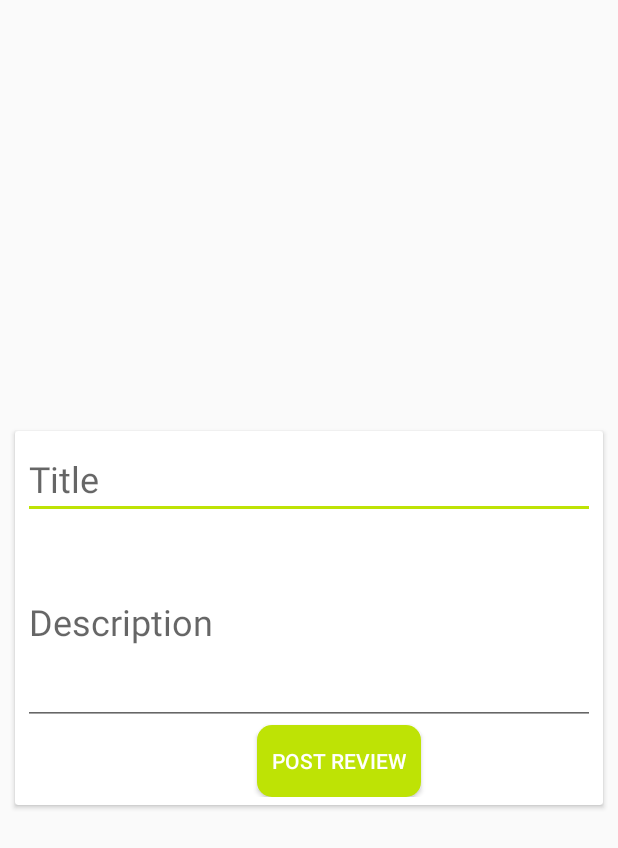
After one commit to BarkaBoss/FoodVisor, an Android app: the layout ratings.xml on its own in the app's theme, with its tools: preview values and no code run, on a phone screen of 412 x 824 dp. The commit adds this screen. Shown: the top 848 px of the screen. Run offline under Robolectric (Android 15) with nearby library versions, the phone set to English and light mode, and no system bars.

Commit message:
Added ratings

```diff
--- /dev/null
+++ b/app/src/main/res/layout/ratings.xml
@@ -0,0 +1,45 @@
+<?xml version="1.0" encoding="utf-8"?>
+<LinearLayout xmlns:android="http://schemas.android.com/apk/res/android"
+    android:orientation="vertical" android:layout_width="match_parent"
+    android:gravity="center"
+    android:layout_height="match_parent">
+
+    <android.support.v7.widget.CardView
+        android:layout_width="match_parent"
+        android:layout_height="wrap_content"
+        android:layout_margin="10dp">
+
+        <LinearLayout
+            android:layout_width="match_parent"
+            android:layout_height="wrap_content"
+            android:padding="5dp"
+            android:gravity="center"
+            android:orientation="vertical">
+
+            <EditText
+                android:id="@+id/edRateTitle"
+                android:layout_width="match_parent"
+                android:layout_height="wrap_content"
+                android:textSize="24sp"
+                android:hint="Title"/>
+            <EditText
+                android:id="@+id/edRateDescriprion"
+                android:layout_width="match_parent"
+                android:layout_height="wrap_content"
+                android:textSize="24sp"
+                android:lines="4"
+                android:hint="Description"/>
+
+                <Button
+                    android:id="@+id/btnRate"
+                    android:layout_width="wrap_content"
+                    android:layout_height="wrap_content"
+                    android:layout_marginLeft="20dp"
+                    android:textColor="#FFF"
+                    android:text="Post Review"
+                    android:padding="10dp"
+                    android:background="@drawable/roundedgebutton"/>
+        </LinearLayout>
+    </android.support.v7.widget.CardView>
+
+</LinearLayout>
```
Also changed, not shown: app/src/main/java/xyz/nokt/btf/foodadvisor/Comments.java (added, +39 -0 lines), app/src/main/java/xyz/nokt/btf/foodadvisor/DetailedRestaurantActivity.java (+51 -1 lines).
